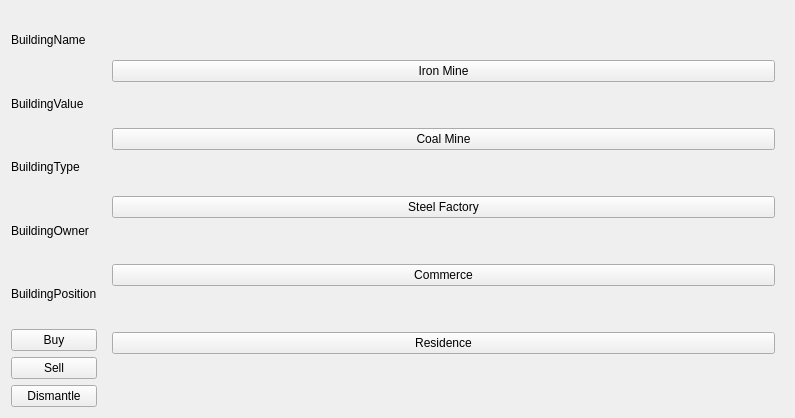
This is buildingdetaildialog.ui in lgasyou/SimpleSimulator as Qt 5 draws it before an edit. The edited form follows.
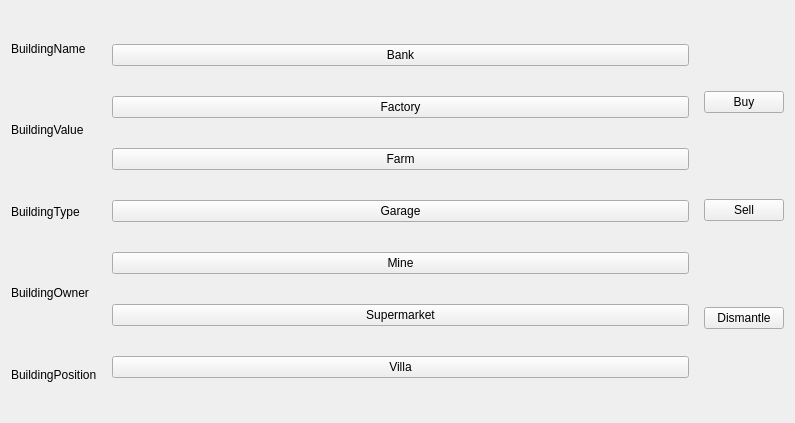
This is the edited form. The open tabs and pages were chosen to show the change. Custom widgets are drawn as their Qt base class.

Commit message: Add functions to BuildingDetailDialog.

What changed in the file:
```diff
--- a/buildingdetaildialog.ui
+++ b/buildingdetaildialog.ui
@@ -7,67 +7,13 @@
     <x>0</x>
     <y>0</y>
     <width>795</width>
-    <height>418</height>
+    <height>423</height>
    </rect>
   </property>
   <property name="windowTitle">
    <string>QWidget</string>
   </property>
   <layout class="QGridLayout" name="gridLayout_3">
-   <item row="0" column="1" rowspan="2">
-    <widget class="QStackedWidget" name="detailStackedWidget">
-     <property name="currentIndex">
-      <number>3</number>
-     </property>
-     <widget class="QWidget" name="bankPage">
-      <layout class="QGridLayout" name="gridLayout_2"/>
-     </widget>
-     <widget class="QWidget" name="factoryPage"/>
-     <widget class="QWidget" name="farmPage"/>
-     <widget class="QWidget" name="minePage"/>
-     <widget class="QWidget" name="supermarketPage"/>
-     <widget class="QWidget" name="unusedLandPage">
-      <layout class="QGridLayout" name="gridLayout">
-       <item row="0" column="0">
-        <widget class="MyPushButton" name="pushButton_Build_IronMine">
-         <property name="text">
-          <string>Iron Mine</string>
-         </property>
-        </widget>
-       </item>
-       <item row="1" column="0">
-        <widget class="MyPushButton" name="pushButton_Build_CoalMine">
-         <property name="text">
-          <string>Coal Mine</string>
-         </property>
-        </widget>
-       </item>
-       <item row="2" column="0">
-        <widget class="MyPushButton" name="pushButton_Build_SteelBaseIndustry">
-         <property name="text">
-          <string>Steel Factory</string>
-         </property>
-        </widget>
-       </item>
-       <item row="3" column="0">
-        <widget class="MyPushButton" name="pushButton_Build_BaseCommerce">
-         <property name="text">
-          <string>Commerce</string>
-         </property>
-        </widget>
-       </item>
-       <item row="4" column="0">
-        <widget class="MyPushButton" name="pushButton_Build_residence">
-         <property name="text">
-          <string>Residence</string>
-         </property>
-        </widget>
-       </item>
-      </layout>
-     </widget>
-     <widget class="QWidget" name="villaPage"/>
-    </widget>
-   </item>
    <item row="0" column="0">
     <layout class="QVBoxLayout" name="verticalLayout_Info">
      <item>
@@ -107,24 +53,175 @@
      </item>
     </layout>
    </item>
-   <item row="1" column="0">
-    <layout class="QVBoxLayout" name="verticalLayout_Main">
+   <item row="0" column="1">
+    <widget class="QStackedWidget" name="detailStackedWidget">
+     <property name="currentIndex">
+      <number>0</number>
+     </property>
+     <widget class="QWidget" name="bankPage">
+      <layout class="QGridLayout" name="gridLayout_2">
+       <item row="2" column="0">
+        <widget class="MyPushButton" name="loanPushButton">
+         <property name="text">
+          <string>Loan</string>
+         </property>
+        </widget>
+       </item>
+       <item row="0" column="0">
+        <widget class="MyPushButton" name="closeAnAccountPushButton">
+         <property name="text">
+          <string>Close An Account</string>
+         </property>
+        </widget>
+       </item>
+       <item row="1" column="0">
+        <widget class="MyPushButton" name="depositPushButton">
+         <property name="text">
+          <string>Deposit</string>
+         </property>
+        </widget>
+       </item>
+       <item row="3" column="0">
+        <widget class="MyPushButton" name="openAnAccountPushButton">
+         <property name="text">
+          <string>Open An Account</string>
+         </property>
+        </widget>
+       </item>
+       <item row="4" column="0">
+        <widget class="MyPushButton" name="repayPushButton">
+         <property name="text">
+          <string>Repay</string>
+         </property>
+        </widget>
+       </item>
+       <item row="5" column="0">
+        <widget class="MyPushButton" name="withdrawPushButton">
+         <property name="text">
+          <string>Withdraw</string>
+         </property>
+        </widget>
+       </item>
+      </layout>
+     </widget>
+     <widget class="QWidget" name="factoryPage">
+      <layout class="QGridLayout" name="gridLayout_6">
+       <item row="0" column="0">
+        <widget class="QPushButton" name="stopFactoryPushButton">
+         <property name="text">
+          <string>Stop</string>
+         </property>
+        </widget>
+       </item>
+      </layout>
+     </widget>
+     <widget class="QWidget" name="farmPage">
+      <layout class="QGridLayout" name="gridLayout_5">
+       <item row="0" column="0">
+        <widget class="QPushButton" name="stopFarmPushButton">
+         <property name="text">
+          <string>Stop</string>
+         </property>
+        </widget>
+       </item>
+      </layout>
+     </widget>
+     <widget class="QWidget" name="minePage">
+      <layout class="QGridLayout" name="gridLayout_4">
+       <item row="0" column="0">
+        <widget class="QPushButton" name="stopMinePushButton">
+         <property name="text">
+          <string>Stop</string>
+         </property>
+        </widget>
+       </item>
+      </layout>
+     </widget>
+     <widget class="QWidget" name="supermarketPage">
+      <layout class="QGridLayout" name="gridLayout_7">
+       <item row="0" column="0">
+        <widget class="QPushButton" name="stopSupermarketPushButton">
+         <property name="text">
+          <string>Stop</string>
+         </property>
+        </widget>
+       </item>
+      </layout>
+     </widget>
+     <widget class="QWidget" name="unusedLandPage">
+      <layout class="QGridLayout" name="gridLayout">
+       <item row="8" column="0">
+        <widget class="MyPushButton" name="buildSupermarketPushButton">
+         <property name="text">
+          <string>Supermarket</string>
+         </property>
+        </widget>
+       </item>
+       <item row="6" column="0">
+        <widget class="MyPushButton" name="buildGaragePushButton">
+         <property name="text">
+          <string>Garage</string>
+         </property>
+        </widget>
+       </item>
+       <item row="4" column="0">
+        <widget class="MyPushButton" name="buildFarmPushButton">
+         <property name="text">
+          <string>Farm</string>
+         </property>
+        </widget>
+       </item>
+       <item row="0" column="0">
+        <widget class="MyPushButton" name="buildBankPushButton">
+         <property name="text">
+          <string>Bank</string>
+         </property>
+        </widget>
+       </item>
+       <item row="2" column="0">
+        <widget class="MyPushButton" name="buildFactoryPushButton">
+         <property name="text">
+          <string>Factory</string>
+         </property>
+        </widget>
+       </item>
+       <item row="7" column="0">
+        <widget class="MyPushButton" name="buildMinePushButton">
+         <property name="text">
+          <string>Mine</string>
+         </property>
+        </widget>
+       </item>
+       <item row="9" column="0">
+        <widget class="MyPushButton" name="buildVillaPushButton">
+         <property name="text">
+          <string>Villa</string>
+         </property>
+        </widget>
+       </item>
+      </layout>
+     </widget>
+     <widget class="QWidget" name="villaPage"/>
+    </widget>
+   </item>
+   <item row="0" column="2">
+    <layout class="QVBoxLayout" name="basicOperationVerticalLayout">
      <item>
-      <widget class="QPushButton" name="buyPushButton">
+      <widget class="MyPushButton" name="buyPushButton">
        <property name="text">
         <string>Buy</string>
        </property>
       </widget>
      </item>
      <item>
-      <widget class="QPushButton" name="sellPushButton">
+      <widget class="MyPushButton" name="sellPushButton">
        <property name="text">
         <string>Sell</string>
        </property>
       </widget>
      </item>
      <item>
-      <widget class="QPushButton" name="dismantlePushButton">
+      <widget class="MyPushButton" name="dismantlePushButton">
        <property name="text">
         <string>Dismantle</string>
        </property>
```
The commit also changes 13 other files.
